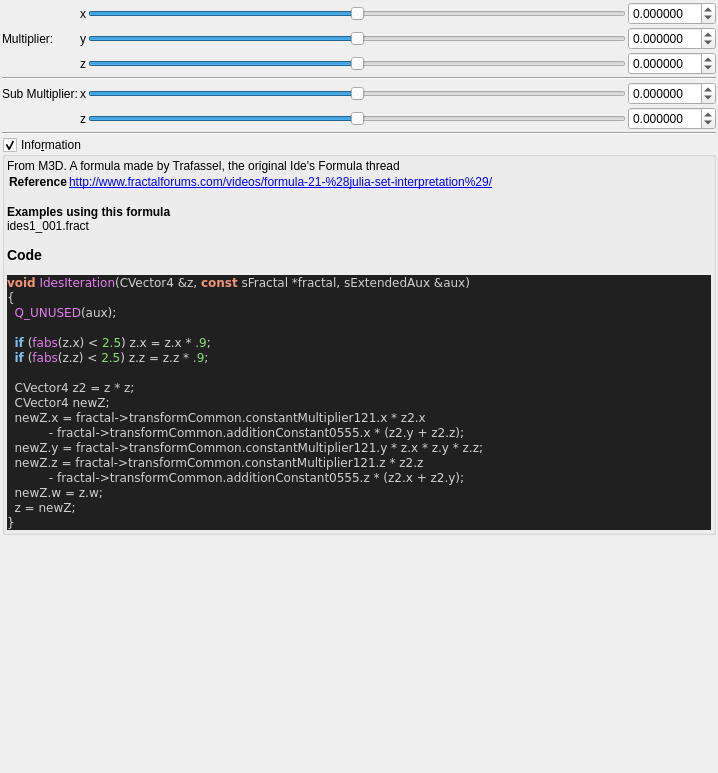
Old version of the form mandelbulber2/formula/ui/fractal_ides.ui in the repository buddhi1980/mandelbulber2.
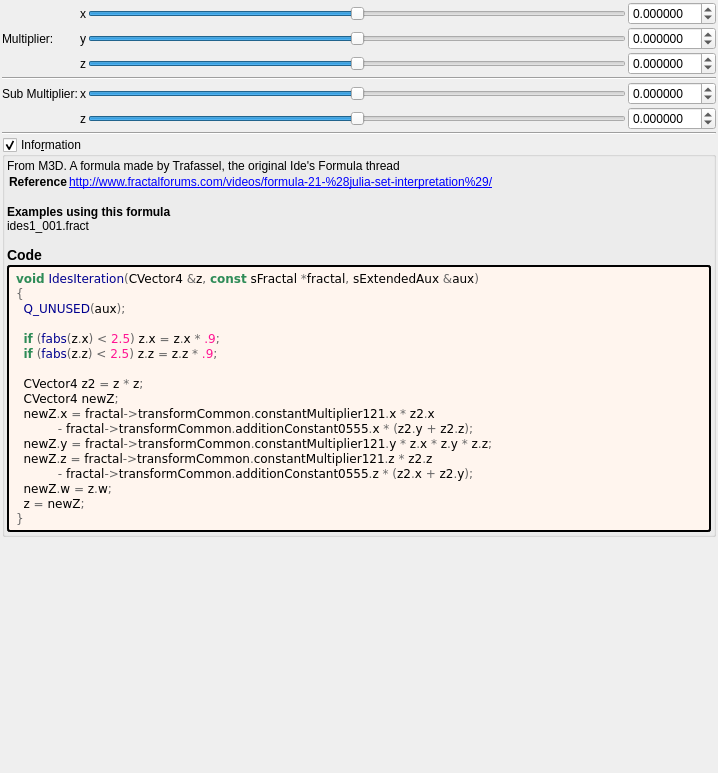
New version of the form. Custom widgets are drawn as their Qt base class.

Patch:
```diff
--- a/mandelbulber2/formula/ui/fractal_ides.ui
+++ b/mandelbulber2/formula/ui/fractal_ides.ui
@@ -383,31 +383,46 @@
        <number>2</number>
       </property>
       <item>
-       <widget class="QLabel" name="label_code_content">
+	   <widget class="QLabel" name="label_information_general">
         <property name="text">
          <string notr="true">&lt;p&gt;From M3D. A formula made by Trafassel, the original Ide's Formula thread&lt;/p&gt;&lt;table&gt;
 &lt;tr&gt;&lt;th&gt;Reference&lt;/th&gt;&lt;td&gt;&lt;a href=&quot;http://www.fractalforums.com/videos/formula-21-%28julia-set-interpretation%29/&quot;&gt;http://www.fractalforums.com/videos/formula-21-%28julia-set-interpretation%29/&lt;br&gt;
 &lt;/td&gt;&lt;/tr&gt;
 &lt;/table&gt;
-&lt;br&gt;&lt;b&gt;Examples using this formula&lt;/b&gt;&lt;br&gt;ides1_001.fract&lt;h3&gt;Code&lt;/h3&gt;
-&lt;body style=&quot;background-color:#202020&quot;&gt;
-&lt;pre style=&quot;color:#d0d0d0; background-color:#202020;  font-family:'Courier New',monospace;&quot;&gt;&lt;span style=&quot;color:#f09479; font-weight:bold&quot;&gt;void&lt;/span&gt; &lt;span style=&quot;color:#e47eed&quot;&gt;IdesIteration&lt;/span&gt;&lt;span style=&quot;color:#d0d0d0&quot;&gt;(&lt;/span&gt;CVector4 &lt;span style=&quot;color:#d0d0d0&quot;&gt;&amp;amp;&lt;/span&gt;z&lt;span style=&quot;color:#d0d0d0&quot;&gt;,&lt;/span&gt; &lt;span style=&quot;color:#f09479; font-weight:bold&quot;&gt;const&lt;/span&gt; sFractal &lt;span style=&quot;color:#d0d0d0&quot;&gt;*&lt;/span&gt;fractal&lt;span style=&quot;color:#d0d0d0&quot;&gt;,&lt;/span&gt; sExtendedAux &lt;span style=&quot;color:#d0d0d0&quot;&gt;&amp;amp;&lt;/span&gt;aux&lt;span style=&quot;color:#d0d0d0&quot;&gt;)&lt;/span&gt;
-&lt;span style=&quot;color:#d0d0d0&quot;&gt;{&lt;/span&gt;
-  &lt;span style=&quot;color:#e47eed&quot;&gt;Q_UNUSED&lt;/span&gt;&lt;span style=&quot;color:#d0d0d0&quot;&gt;(&lt;/span&gt;aux&lt;span style=&quot;color:#d0d0d0&quot;&gt;);&lt;/span&gt;
+&lt;br&gt;&lt;b&gt;Examples using this formula&lt;/b&gt;&lt;br&gt;ides1_001.fract&lt;h3&gt;Code&lt;/h3&gt;</string>
+		</property>
+		<property name="wordWrap">
+		 <bool>true</bool>
+		</property>
+		<property name="openExternalLinks">
+		 <bool>true</bool>
+		</property>
+		<property name="textInteractionFlags">
+		 <set>Qt::LinksAccessibleByMouse|Qt::TextSelectableByMouse</set>
+		</property>
+		</widget>
+	   </item>
+	   <item>
+	    <widget class="QLabel" name="label_code_content">
+		 <property name="text">
+		  <string notr="true">&lt;body style=&quot;background-color:#fff5ee&quot;&gt;
+&lt;pre style=&quot;color:#000000; background-color:#fff5ee;  font-family:'Courier New',monospace;&quot;&gt;&lt;span style=&quot;color:#2e8b57; font-weight:bold&quot;&gt;void&lt;/span&gt; &lt;span style=&quot;color:#00008f&quot;&gt;IdesIteration&lt;/span&gt;&lt;span style=&quot;color:#676767&quot;&gt;(&lt;/span&gt;CVector4 &lt;span style=&quot;color:#676767&quot;&gt;&amp;amp;&lt;/span&gt;z&lt;span style=&quot;color:#676767&quot;&gt;,&lt;/span&gt; &lt;span style=&quot;color:#2e8b57; font-weight:bold&quot;&gt;const&lt;/span&gt; sFractal &lt;span style=&quot;color:#676767&quot;&gt;*&lt;/span&gt;fractal&lt;span style=&quot;color:#676767&quot;&gt;,&lt;/span&gt; sExtendedAux &lt;span style=&quot;color:#676767&quot;&gt;&amp;amp;&lt;/span&gt;aux&lt;span style=&quot;color:#676767&quot;&gt;)&lt;/span&gt;
+&lt;span style=&quot;color:#676767&quot;&gt;{&lt;/span&gt;
+  &lt;span style=&quot;color:#00008f&quot;&gt;Q_UNUSED&lt;/span&gt;&lt;span style=&quot;color:#676767&quot;&gt;(&lt;/span&gt;aux&lt;span style=&quot;color:#676767&quot;&gt;);&lt;/span&gt;
 
-  &lt;span style=&quot;color:#7ec0ee; font-weight:bold&quot;&gt;if&lt;/span&gt; &lt;span style=&quot;color:#d0d0d0&quot;&gt;(&lt;/span&gt;&lt;span style=&quot;color:#e47eed&quot;&gt;fabs&lt;/span&gt;&lt;span style=&quot;color:#d0d0d0&quot;&gt;(&lt;/span&gt;z&lt;span style=&quot;color:#d0d0d0&quot;&gt;.&lt;/span&gt;x&lt;span style=&quot;color:#d0d0d0&quot;&gt;) &amp;lt;&lt;/span&gt; &lt;span style=&quot;color:#87df71&quot;&gt;2.5&lt;/span&gt;&lt;span style=&quot;color:#d0d0d0&quot;&gt;)&lt;/span&gt; z&lt;span style=&quot;color:#d0d0d0&quot;&gt;.&lt;/span&gt;x &lt;span style=&quot;color:#d0d0d0&quot;&gt;=&lt;/span&gt; z&lt;span style=&quot;color:#d0d0d0&quot;&gt;.&lt;/span&gt;x &lt;span style=&quot;color:#d0d0d0&quot;&gt;*&lt;/span&gt; &lt;span style=&quot;color:#87df71&quot;&gt;.9&lt;/span&gt;&lt;span style=&quot;color:#d0d0d0&quot;&gt;;&lt;/span&gt;
-  &lt;span style=&quot;color:#7ec0ee; font-weight:bold&quot;&gt;if&lt;/span&gt; &lt;span style=&quot;color:#d0d0d0&quot;&gt;(&lt;/span&gt;&lt;span style=&quot;color:#e47eed&quot;&gt;fabs&lt;/span&gt;&lt;span style=&quot;color:#d0d0d0&quot;&gt;(&lt;/span&gt;z&lt;span style=&quot;color:#d0d0d0&quot;&gt;.&lt;/span&gt;z&lt;span style=&quot;color:#d0d0d0&quot;&gt;) &amp;lt;&lt;/span&gt; &lt;span style=&quot;color:#87df71&quot;&gt;2.5&lt;/span&gt;&lt;span style=&quot;color:#d0d0d0&quot;&gt;)&lt;/span&gt; z&lt;span style=&quot;color:#d0d0d0&quot;&gt;.&lt;/span&gt;z &lt;span style=&quot;color:#d0d0d0&quot;&gt;=&lt;/span&gt; z&lt;span style=&quot;color:#d0d0d0&quot;&gt;.&lt;/span&gt;z &lt;span style=&quot;color:#d0d0d0&quot;&gt;*&lt;/span&gt; &lt;span style=&quot;color:#87df71&quot;&gt;.9&lt;/span&gt;&lt;span style=&quot;color:#d0d0d0&quot;&gt;;&lt;/span&gt;
+  &lt;span style=&quot;color:#2e8b57; font-weight:bold&quot;&gt;if&lt;/span&gt; &lt;span style=&quot;color:#676767&quot;&gt;(&lt;/span&gt;&lt;span style=&quot;color:#00008f&quot;&gt;fabs&lt;/span&gt;&lt;span style=&quot;color:#676767&quot;&gt;(&lt;/span&gt;z&lt;span style=&quot;color:#676767&quot;&gt;.&lt;/span&gt;x&lt;span style=&quot;color:#676767&quot;&gt;) &amp;lt;&lt;/span&gt; &lt;span style=&quot;color:#ff1493&quot;&gt;2.5&lt;/span&gt;&lt;span style=&quot;color:#676767&quot;&gt;)&lt;/span&gt; z&lt;span style=&quot;color:#676767&quot;&gt;.&lt;/span&gt;x &lt;span style=&quot;color:#676767&quot;&gt;=&lt;/span&gt; z&lt;span style=&quot;color:#676767&quot;&gt;.&lt;/span&gt;x &lt;span style=&quot;color:#676767&quot;&gt;*&lt;/span&gt; &lt;span style=&quot;color:#ff1493&quot;&gt;.9&lt;/span&gt;&lt;span style=&quot;color:#676767&quot;&gt;;&lt;/span&gt;
+  &lt;span style=&quot;color:#2e8b57; font-weight:bold&quot;&gt;if&lt;/span&gt; &lt;span style=&quot;color:#676767&quot;&gt;(&lt;/span&gt;&lt;span style=&quot;color:#00008f&quot;&gt;fabs&lt;/span&gt;&lt;span style=&quot;color:#676767&quot;&gt;(&lt;/span&gt;z&lt;span style=&quot;color:#676767&quot;&gt;.&lt;/span&gt;z&lt;span style=&quot;color:#676767&quot;&gt;) &amp;lt;&lt;/span&gt; &lt;span style=&quot;color:#ff1493&quot;&gt;2.5&lt;/span&gt;&lt;span style=&quot;color:#676767&quot;&gt;)&lt;/span&gt; z&lt;span style=&quot;color:#676767&quot;&gt;.&lt;/span&gt;z &lt;span style=&quot;color:#676767&quot;&gt;=&lt;/span&gt; z&lt;span style=&quot;color:#676767&quot;&gt;.&lt;/span&gt;z &lt;span style=&quot;color:#676767&quot;&gt;*&lt;/span&gt; &lt;span style=&quot;color:#ff1493&quot;&gt;.9&lt;/span&gt;&lt;span style=&quot;color:#676767&quot;&gt;;&lt;/span&gt;
 
-  CVector4 z2 &lt;span style=&quot;color:#d0d0d0&quot;&gt;=&lt;/span&gt; z &lt;span style=&quot;color:#d0d0d0&quot;&gt;*&lt;/span&gt; z&lt;span style=&quot;color:#d0d0d0&quot;&gt;;&lt;/span&gt;
-  CVector4 newZ&lt;span style=&quot;color:#d0d0d0&quot;&gt;;&lt;/span&gt;
-  newZ&lt;span style=&quot;color:#d0d0d0&quot;&gt;.&lt;/span&gt;x &lt;span style=&quot;color:#d0d0d0&quot;&gt;=&lt;/span&gt; fractal&lt;span style=&quot;color:#d0d0d0&quot;&gt;-&amp;gt;&lt;/span&gt;transformCommon&lt;span style=&quot;color:#d0d0d0&quot;&gt;.&lt;/span&gt;constantMultiplier121&lt;span style=&quot;color:#d0d0d0&quot;&gt;.&lt;/span&gt;x &lt;span style=&quot;color:#d0d0d0&quot;&gt;*&lt;/span&gt; z2&lt;span style=&quot;color:#d0d0d0&quot;&gt;.&lt;/span&gt;x
-           &lt;span style=&quot;color:#d0d0d0&quot;&gt;-&lt;/span&gt; fractal&lt;span style=&quot;color:#d0d0d0&quot;&gt;-&amp;gt;&lt;/span&gt;transformCommon&lt;span style=&quot;color:#d0d0d0&quot;&gt;.&lt;/span&gt;additionConstant0555&lt;span style=&quot;color:#d0d0d0&quot;&gt;.&lt;/span&gt;x &lt;span style=&quot;color:#d0d0d0&quot;&gt;* (&lt;/span&gt;z2&lt;span style=&quot;color:#d0d0d0&quot;&gt;.&lt;/span&gt;y &lt;span style=&quot;color:#d0d0d0&quot;&gt;+&lt;/span&gt; z2&lt;span style=&quot;color:#d0d0d0&quot;&gt;.&lt;/span&gt;z&lt;span style=&quot;color:#d0d0d0&quot;&gt;);&lt;/span&gt;
-  newZ&lt;span style=&quot;color:#d0d0d0&quot;&gt;.&lt;/span&gt;y &lt;span style=&quot;color:#d0d0d0&quot;&gt;=&lt;/span&gt; fractal&lt;span style=&quot;color:#d0d0d0&quot;&gt;-&amp;gt;&lt;/span&gt;transformCommon&lt;span style=&quot;color:#d0d0d0&quot;&gt;.&lt;/span&gt;constantMultiplier121&lt;span style=&quot;color:#d0d0d0&quot;&gt;.&lt;/span&gt;y &lt;span style=&quot;color:#d0d0d0&quot;&gt;*&lt;/span&gt; z&lt;span style=&quot;color:#d0d0d0&quot;&gt;.&lt;/span&gt;x &lt;span style=&quot;color:#d0d0d0&quot;&gt;*&lt;/span&gt; z&lt;span style=&quot;color:#d0d0d0&quot;&gt;.&lt;/span&gt;y &lt;span style=&quot;color:#d0d0d0&quot;&gt;*&lt;/span&gt; z&lt;span style=&quot;color:#d0d0d0&quot;&gt;.&lt;/span&gt;z&lt;span style=&quot;color:#d0d0d0&quot;&gt;;&lt;/span&gt;
-  newZ&lt;span style=&quot;color:#d0d0d0&quot;&gt;.&lt;/span&gt;z &lt;span style=&quot;color:#d0d0d0&quot;&gt;=&lt;/span&gt; fractal&lt;span style=&quot;color:#d0d0d0&quot;&gt;-&amp;gt;&lt;/span&gt;transformCommon&lt;span style=&quot;color:#d0d0d0&quot;&gt;.&lt;/span&gt;constantMultiplier121&lt;span style=&quot;color:#d0d0d0&quot;&gt;.&lt;/span&gt;z &lt;span style=&quot;color:#d0d0d0&quot;&gt;*&lt;/span&gt; z2&lt;span style=&quot;color:#d0d0d0&quot;&gt;.&lt;/span&gt;z
-           &lt;span style=&quot;color:#d0d0d0&quot;&gt;-&lt;/span&gt; fractal&lt;span style=&quot;color:#d0d0d0&quot;&gt;-&amp;gt;&lt;/span&gt;transformCommon&lt;span style=&quot;color:#d0d0d0&quot;&gt;.&lt;/span&gt;additionConstant0555&lt;span style=&quot;color:#d0d0d0&quot;&gt;.&lt;/span&gt;z &lt;span style=&quot;color:#d0d0d0&quot;&gt;* (&lt;/span&gt;z2&lt;span style=&quot;color:#d0d0d0&quot;&gt;.&lt;/span&gt;x &lt;span style=&quot;color:#d0d0d0&quot;&gt;+&lt;/span&gt; z2&lt;span style=&quot;color:#d0d0d0&quot;&gt;.&lt;/span&gt;y&lt;span style=&quot;color:#d0d0d0&quot;&gt;);&lt;/span&gt;
-  newZ&lt;span style=&quot;color:#d0d0d0&quot;&gt;.&lt;/span&gt;w &lt;span style=&quot;color:#d0d0d0&quot;&gt;=&lt;/span&gt; z&lt;span style=&quot;color:#d0d0d0&quot;&gt;.&lt;/span&gt;w&lt;span style=&quot;color:#d0d0d0&quot;&gt;;&lt;/span&gt;
-  z &lt;span style=&quot;color:#d0d0d0&quot;&gt;=&lt;/span&gt; newZ&lt;span style=&quot;color:#d0d0d0&quot;&gt;;&lt;/span&gt;
-&lt;span style=&quot;color:#d0d0d0&quot;&gt;}&lt;/span&gt;
+  CVector4 z2 &lt;span style=&quot;color:#676767&quot;&gt;=&lt;/span&gt; z &lt;span style=&quot;color:#676767&quot;&gt;*&lt;/span&gt; z&lt;span style=&quot;color:#676767&quot;&gt;;&lt;/span&gt;
+  CVector4 newZ&lt;span style=&quot;color:#676767&quot;&gt;;&lt;/span&gt;
+  newZ&lt;span style=&quot;color:#676767&quot;&gt;.&lt;/span&gt;x &lt;span style=&quot;color:#676767&quot;&gt;=&lt;/span&gt; fractal&lt;span style=&quot;color:#676767&quot;&gt;-&amp;gt;&lt;/span&gt;transformCommon&lt;span style=&quot;color:#676767&quot;&gt;.&lt;/span&gt;constantMultiplier121&lt;span style=&quot;color:#676767&quot;&gt;.&lt;/span&gt;x &lt;span style=&quot;color:#676767&quot;&gt;*&lt;/span&gt; z2&lt;span style=&quot;color:#676767&quot;&gt;.&lt;/span&gt;x
+           &lt;span style=&quot;color:#676767&quot;&gt;-&lt;/span&gt; fractal&lt;span style=&quot;color:#676767&quot;&gt;-&amp;gt;&lt;/span&gt;transformCommon&lt;span style=&quot;color:#676767&quot;&gt;.&lt;/span&gt;additionConstant0555&lt;span style=&quot;color:#676767&quot;&gt;.&lt;/span&gt;x &lt;span style=&quot;color:#676767&quot;&gt;* (&lt;/span&gt;z2&lt;span style=&quot;color:#676767&quot;&gt;.&lt;/span&gt;y &lt;span style=&quot;color:#676767&quot;&gt;+&lt;/span&gt; z2&lt;span style=&quot;color:#676767&quot;&gt;.&lt;/span&gt;z&lt;span style=&quot;color:#676767&quot;&gt;);&lt;/span&gt;
+  newZ&lt;span style=&quot;color:#676767&quot;&gt;.&lt;/span&gt;y &lt;span style=&quot;color:#676767&quot;&gt;=&lt;/span&gt; fractal&lt;span style=&quot;color:#676767&quot;&gt;-&amp;gt;&lt;/span&gt;transformCommon&lt;span style=&quot;color:#676767&quot;&gt;.&lt;/span&gt;constantMultiplier121&lt;span style=&quot;color:#676767&quot;&gt;.&lt;/span&gt;y &lt;span style=&quot;color:#676767&quot;&gt;*&lt;/span&gt; z&lt;span style=&quot;color:#676767&quot;&gt;.&lt;/span&gt;x &lt;span style=&quot;color:#676767&quot;&gt;*&lt;/span&gt; z&lt;span style=&quot;color:#676767&quot;&gt;.&lt;/span&gt;y &lt;span style=&quot;color:#676767&quot;&gt;*&lt;/span&gt; z&lt;span style=&quot;color:#676767&quot;&gt;.&lt;/span&gt;z&lt;span style=&quot;color:#676767&quot;&gt;;&lt;/span&gt;
+  newZ&lt;span style=&quot;color:#676767&quot;&gt;.&lt;/span&gt;z &lt;span style=&quot;color:#676767&quot;&gt;=&lt;/span&gt; fractal&lt;span style=&quot;color:#676767&quot;&gt;-&amp;gt;&lt;/span&gt;transformCommon&lt;span style=&quot;color:#676767&quot;&gt;.&lt;/span&gt;constantMultiplier121&lt;span style=&quot;color:#676767&quot;&gt;.&lt;/span&gt;z &lt;span style=&quot;color:#676767&quot;&gt;*&lt;/span&gt; z2&lt;span style=&quot;color:#676767&quot;&gt;.&lt;/span&gt;z
+           &lt;span style=&quot;color:#676767&quot;&gt;-&lt;/span&gt; fractal&lt;span style=&quot;color:#676767&quot;&gt;-&amp;gt;&lt;/span&gt;transformCommon&lt;span style=&quot;color:#676767&quot;&gt;.&lt;/span&gt;additionConstant0555&lt;span style=&quot;color:#676767&quot;&gt;.&lt;/span&gt;z &lt;span style=&quot;color:#676767&quot;&gt;* (&lt;/span&gt;z2&lt;span style=&quot;color:#676767&quot;&gt;.&lt;/span&gt;x &lt;span style=&quot;color:#676767&quot;&gt;+&lt;/span&gt; z2&lt;span style=&quot;color:#676767&quot;&gt;.&lt;/span&gt;y&lt;span style=&quot;color:#676767&quot;&gt;);&lt;/span&gt;
+  newZ&lt;span style=&quot;color:#676767&quot;&gt;.&lt;/span&gt;w &lt;span style=&quot;color:#676767&quot;&gt;=&lt;/span&gt; z&lt;span style=&quot;color:#676767&quot;&gt;.&lt;/span&gt;w&lt;span style=&quot;color:#676767&quot;&gt;;&lt;/span&gt;
+  z &lt;span style=&quot;color:#676767&quot;&gt;=&lt;/span&gt; newZ&lt;span style=&quot;color:#676767&quot;&gt;;&lt;/span&gt;
+&lt;span style=&quot;color:#676767&quot;&gt;}&lt;/span&gt;
 &lt;/pre&gt;
 &lt;/body&gt;</string>
         </property>
@@ -420,6 +435,9 @@
         <property name="textInteractionFlags">
          <set>Qt::LinksAccessibleByMouse|Qt::TextSelectableByMouse</set>
         </property>
+		 <property name="styleSheet">
+		  <string notr="true">border-style: outset; border-width: 2px; border-radius: 3px; border-color: black; background-color: #fff5ee; padding: 4px;</string>
+		  </property>
        </widget>
       </item>
      </layout>
```
Lines whose indentation alone changed are shown as unchanged.
